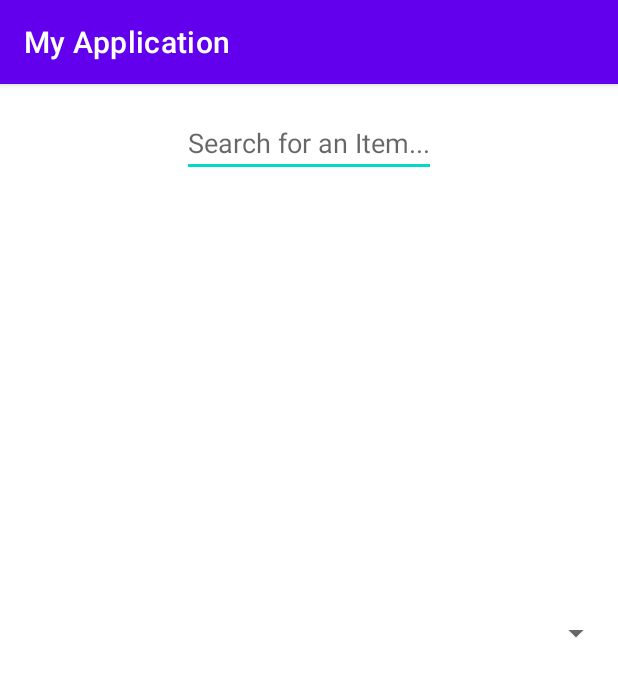
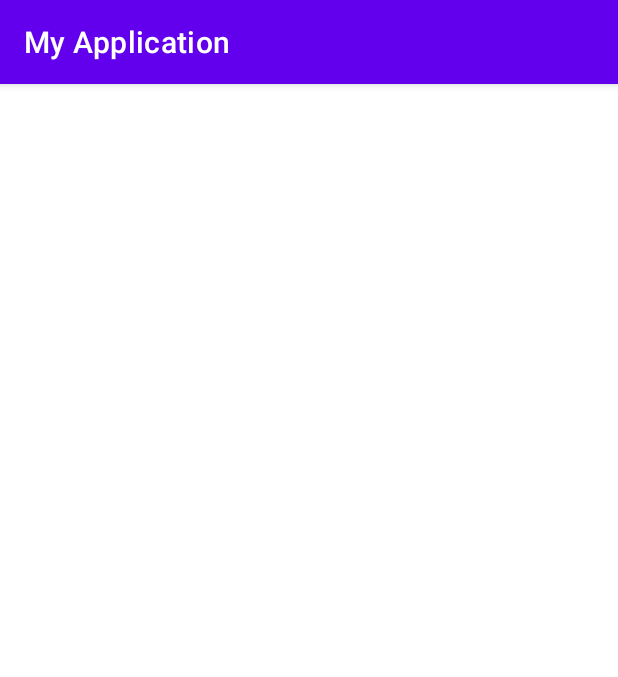
Before and after one commit to zic017/ZooSeeker-CSE-110-Team-47, an Android app: the MainActivity screen opened directly, with no data from a screen before it, on a phone screen of 412 x 824 dp. Shown: the top 677 px of the screen. Run offline under Robolectric (Android 15) with nearby library versions, the phone set to English and light mode, and no system bars.

```diff
--- a/app/src/main/java/com/example/myapplication/MainActivity.java
+++ b/app/src/main/java/com/example/myapplication/MainActivity.java
@@ -11,43 +11,13 @@ import android.widget.Spinner;
 import java.util.ArrayList;
 
 public class MainActivity extends AppCompatActivity {
-/*
-    AutoCompleteTextView suggestionBox;
-    Spinner Items;
 
-    ArrayList<String> foods = new ArrayList<>();
-
-
- */
     @Override
     protected void onCreate(Bundle savedInstanceState) {
         super.onCreate(savedInstanceState);
         setContentView(R.layout.activity_main);
-        /*
-        suggestionBox = findViewById(R.id.suggestion_box);
-        Items = findViewById(R.id.items);
-
-        foods.add("Apple");
-        foods.add("Banana");
-        foods.add("Cucumber");
-        foods.add("Guava");
-        foods.add("Watermelon");
-        foods.add("Grapes");
-        foods.add("Almonds");
-        foods.add("Pineapple");
-
-        ArrayAdapter<String> adapter = new ArrayAdapter<String>(MainActivity.this, android.R.layout.simple_spinner_dropdown_item,foods);
-        //ArrayAdapter<String> adapter1 = new ArrayAdapter<String>(MainActivity.this, android.R.layout.simple_spinner_dropdown_item,foods);
-
-        suggestionBox.setAdapter(adapter);
-
-        Items.setAdapter(adapter1);
-
-         */
 
         Intent intent = new Intent(this,SearchListActivity.class);
         startActivity(intent);
-
-
     }
 }
--- a/app/src/main/res/layout/activity_main.xml
+++ b/app/src/main/res/layout/activity_main.xml
@@ -1,32 +1,7 @@
 <?xml version="1.0" encoding="utf-8"?>
 <androidx.constraintlayout.widget.ConstraintLayout xmlns:android="http://schemas.android.com/apk/res/android"
-    xmlns:app="http://schemas.android.com/apk/res-auto"
-    xmlns:tools="http://schemas.android.com/tools"
+
     android:layout_width="match_parent"
     android:layout_height="match_parent">
 
-    <AutoCompleteTextView
-        android:id="@+id/suggestion_box"
-        android:layout_width="wrap_content"
-        android:layout_height="wrap_content"
-        android:completionThreshold="1"
-        android:hint="Search for an Item..."
-        app:layout_constraintBottom_toBottomOf="parent"
-        app:layout_constraintEnd_toEndOf="parent"
-        app:layout_constraintStart_toStartOf="parent"
-        app:layout_constraintTop_toTopOf="parent"
-        app:layout_constraintVertical_bias="0.023" />
-
-    <Spinner
-        android:id="@+id/items2"
-        android:layout_width="404dp"
-        android:layout_height="502dp"
-        android:layout_below="@+id/suggestion_box"
-        app:layout_constraintBottom_toBottomOf="parent"
-        app:layout_constraintEnd_toEndOf="parent"
-        app:layout_constraintStart_toStartOf="parent"
-        app:layout_constraintTop_toBottomOf="@+id/suggestion_box"
-        app:layout_constraintVertical_bias="0.261"/>
-
-
 </androidx.constraintlayout.widget.ConstraintLayout>
--- a/app/src/main/res/menu/menu.xml
+++ /dev/null
@@ -1,10 +0,0 @@
-<?xml version="1.0" encoding="utf-8"?>
-<menu xmlns:app="http://schemas.android.com/apk/res-auto"
-    xmlns:android="http://schemas.android.com/apk/res/android">
-    <item
-        android:id="@+id/search_bar"
-        android:title="Search"
-        app:actionViewClass="android.widget.SearchView"
-        app:showAsAction="ifRoom|withText"
-        />
-</menu>
--- a/app/src/main/res/xml/searchable.xml
+++ /dev/null
@@ -1,5 +0,0 @@
-<?xml version="1.0" encoding="utf-8"?>
-<searchable xmlns:android="http://schemas.android.com/apk/res/android"
-    android:label="@string/app_label"
-    android:hint="@string/search_hint" >
-</searchable>
```
